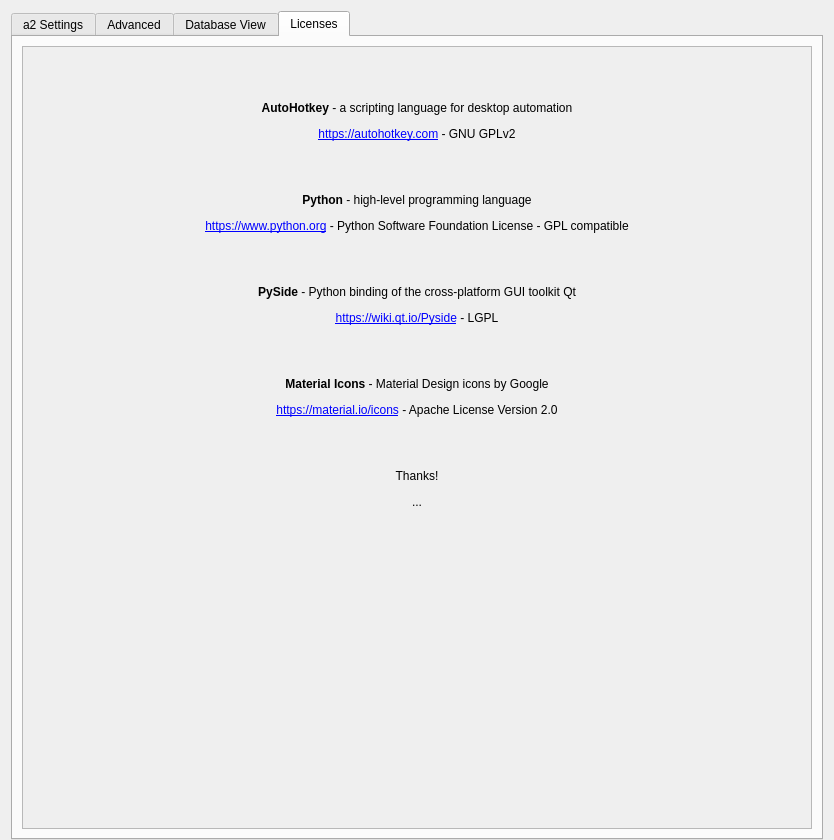
Before: the Qt Designer form ui/a2widget/a2settings_view.ui in ewerybody/a2, drawn with Qt 5.
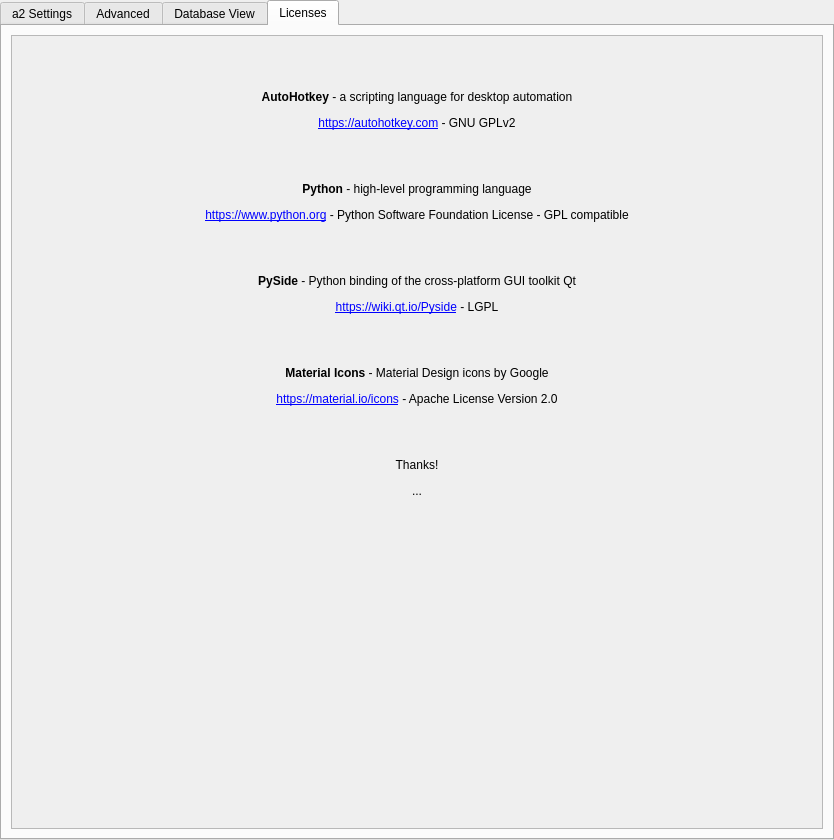
After: the same form once the commit is applied. The open tabs and pages were chosen to show the change. Icons and pictures are not drawn. Custom widgets are drawn as their Qt base class.

Commit message: removed the biiiig border from settings view

What changed in the file:
```diff
--- a/ui/a2widget/a2settings_view.ui
+++ b/ui/a2widget/a2settings_view.ui
@@ -17,7 +17,7 @@
    <string notr="true">b</string>
   </property>
   <layout class="QVBoxLayout" name="a2settings_view_layout">
-   <property name="bottomMargin">
+   <property name="margin">
     <number>0</number>
    </property>
    <item>
@@ -413,8 +413,8 @@
            <rect>
             <x>0</x>
             <y>0</y>
-            <width>708</width>
-            <height>912</height>
+            <width>806</width>
+            <height>741</height>
            </rect>
           </property>
           <layout class="QVBoxLayout" name="verticalLayout_4">
```
The commit also changes 2 other files.
